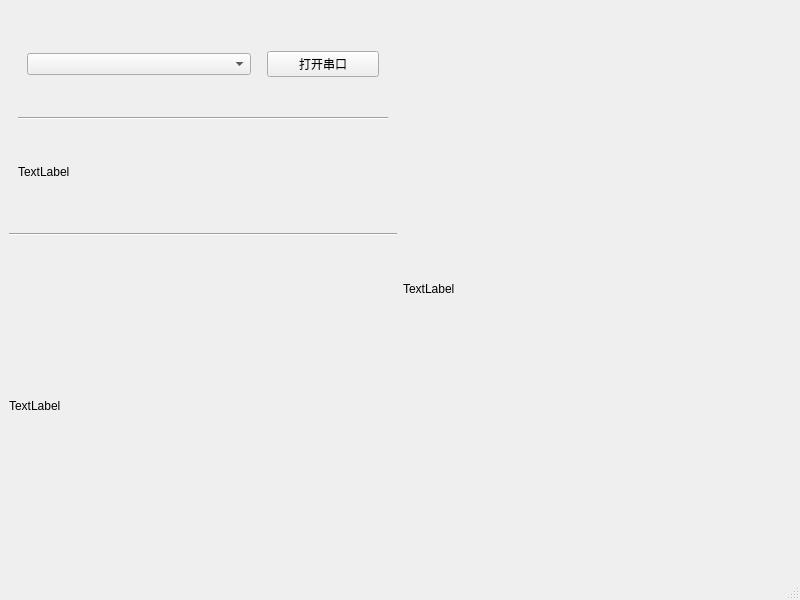
Above: Mainwindow_Ui.ui from Riptide41/ComWriter before the change. Below: the same form after it.
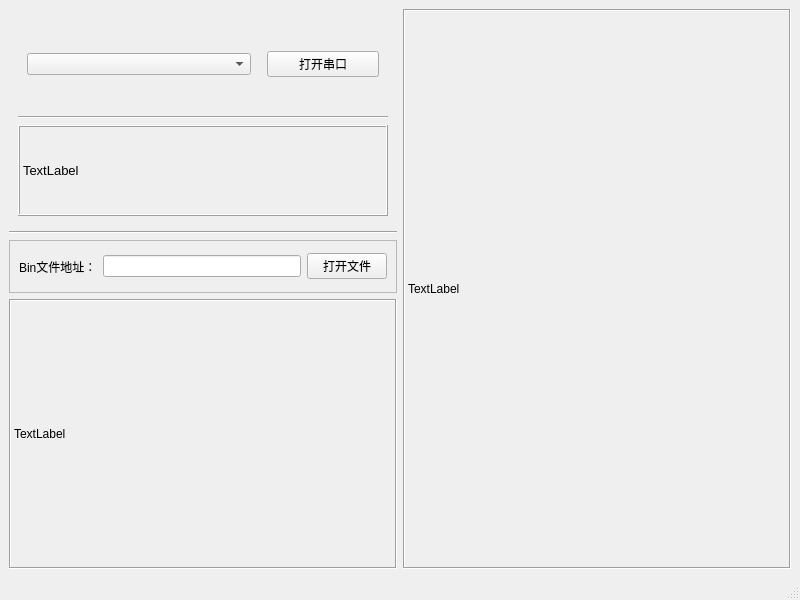
That is the form after the change. Custom widgets are drawn as their Qt base class.

The edit to the form file:
```diff
--- a/Mainwindow_Ui.ui
+++ b/Mainwindow_Ui.ui
@@ -28,7 +28,7 @@
         <property name="sizePolicy">
          <sizepolicy hsizetype="Preferred" vsizetype="Preferred">
           <horstretch>0</horstretch>
-          <verstretch>2</verstretch>
+          <verstretch>4</verstretch>
          </sizepolicy>
         </property>
         <layout class="QVBoxLayout" name="verticalLayout_2">
@@ -37,7 +37,7 @@
            <property name="sizePolicy">
             <sizepolicy hsizetype="Preferred" vsizetype="Preferred">
              <horstretch>0</horstretch>
-             <verstretch>1</verstretch>
+             <verstretch>3</verstretch>
             </sizepolicy>
            </property>
            <layout class="QHBoxLayout" name="horizontalLayout_4">
@@ -85,9 +85,20 @@
            <property name="sizePolicy">
             <sizepolicy hsizetype="Preferred" vsizetype="Preferred">
              <horstretch>0</horstretch>
-             <verstretch>1</verstretch>
+             <verstretch>3</verstretch>
             </sizepolicy>
            </property>
+           <property name="font">
+            <font>
+             <pointsize>10</pointsize>
+            </font>
+           </property>
+           <property name="frameShape">
+            <enum>QFrame::Box</enum>
+           </property>
+           <property name="frameShadow">
+            <enum>QFrame::Raised</enum>
+           </property>
            <property name="text">
             <string>TextLabel</string>
            </property>
@@ -103,14 +114,81 @@
         </property>
        </widget>
       </item>
+      <item>
+       <widget class="QFrame" name="frame">
+        <property name="sizePolicy">
+         <sizepolicy hsizetype="Preferred" vsizetype="Preferred">
+          <horstretch>0</horstretch>
+          <verstretch>1</verstretch>
+         </sizepolicy>
+        </property>
+        <property name="frameShape">
+         <enum>QFrame::StyledPanel</enum>
+        </property>
+        <property name="frameShadow">
+         <enum>QFrame::Raised</enum>
+        </property>
+        <layout class="QHBoxLayout" name="horizontalLayout_2">
+         <item>
+          <widget class="QLabel" name="label_3">
+           <property name="sizePolicy">
+            <sizepolicy hsizetype="Preferred" vsizetype="Preferred">
+             <horstretch>1</horstretch>
+             <verstretch>0</verstretch>
+            </sizepolicy>
+           </property>
+           <property name="text">
+            <string>Bin文件地址：</string>
+           </property>
+          </widget>
+         </item>
+         <item>
+          <widget class="QLineEdit" name="le_file_path">
+           <property name="sizePolicy">
+            <sizepolicy hsizetype="Preferred" vsizetype="Fixed">
+             <horstretch>3</horstretch>
+             <verstretch>0</verstretch>
+            </sizepolicy>
+           </property>
+          </widget>
+         </item>
+         <item>
+          <widget class="QPushButton" name="btn_open_file">
+           <property name="sizePolicy">
+            <sizepolicy hsizetype="Preferred" vsizetype="Fixed">
+             <horstretch>1</horstretch>
+             <verstretch>0</verstretch>
+            </sizepolicy>
+           </property>
+           <property name="text">
+            <string>打开文件</string>
+           </property>
+          </widget>
+         </item>
+        </layout>
+        <zorder>label</zorder>
+        <zorder>label_3</zorder>
+        <zorder>btn_open_file</zorder>
+        <zorder>le_file_path</zorder>
+       </widget>
+      </item>
       <item>
        <widget class="QLabel" name="label_2">
         <property name="sizePolicy">
          <sizepolicy hsizetype="Preferred" vsizetype="Preferred">
           <horstretch>0</horstretch>
-          <verstretch>3</verstretch>
+          <verstretch>5</verstretch>
          </sizepolicy>
         </property>
+        <property name="frameShape">
+         <enum>QFrame::Box</enum>
+        </property>
+        <property name="frameShadow">
+         <enum>QFrame::Sunken</enum>
+        </property>
+        <property name="lineWidth">
+         <number>1</number>
+        </property>
         <property name="text">
          <string>TextLabel</string>
         </property>
@@ -120,6 +198,12 @@
     </item>
     <item>
      <widget class="QLabel" name="label">
+      <property name="frameShape">
+       <enum>QFrame::Box</enum>
+      </property>
+      <property name="frameShadow">
+       <enum>QFrame::Sunken</enum>
+      </property>
       <property name="text">
        <string>TextLabel</string>
       </property>
```
